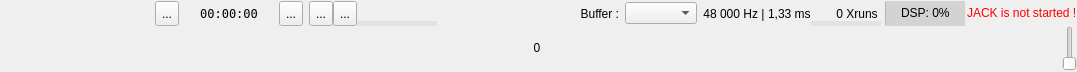
The window that resources/ui/patchbay_tools.ui (Houston4444/HoustonPatchbay) describes before a commit, drawn with Qt 5.
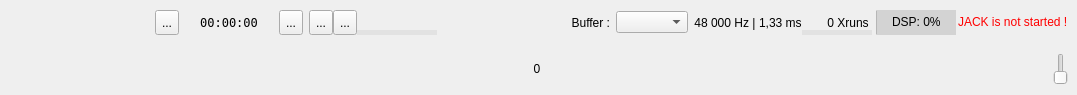
The same window after the commit. Icons and pictures are not drawn. Custom widgets are drawn as their Qt base class.

Commit message: nicer tools widget

The edit to the form file:
```diff
--- a/resources/ui/patchbay_tools.ui
+++ b/resources/ui/patchbay_tools.ui
@@ -34,6 +34,7 @@
     <number>1</number>
    </property>
    <item>
+    <widget class="QFrame" name="frameJack">
     <layout class="QHBoxLayout" name="horizontalLayoutJack">
      <property name="spacing">
       <number>0</number>
@@ -485,8 +486,10 @@
       </widget>
      </item>
     </layout>
+    </widget>
    </item>
    <item>
+    <widget class="QFrame" name="frameCanvas">
     <layout class="QHBoxLayout" name="horizontalLayoutCanvas">
      <property name="spacing">
       <number>0</number>
@@ -559,22 +562,6 @@
        </property>
       </widget>
      </item>
-     <item>
-      <spacer name="horizontalSpacer_10">
-       <property name="orientation">
-        <enum>Qt::Horizontal</enum>
-       </property>
-       <property name="sizeType">
-        <enum>QSizePolicy::Expanding</enum>
-       </property>
-       <property name="sizeHint" stdset="0">
-        <size>
-         <width>40</width>
-         <height>20</height>
-        </size>
-       </property>
-      </spacer>
-     </item>
      <item>
       <widget class="TypeFilterFrame" name="frameTypeFilter">
        <property name="styleSheet">
@@ -588,6 +575,22 @@
        </property>
       </widget>
      </item>
+      <item>
+       <spacer name="horizontalSpacer_10">
+        <property name="orientation">
+         <enum>Qt::Horizontal</enum>
+        </property>
+        <property name="sizeType">
+         <enum>QSizePolicy::Expanding</enum>
+        </property>
+        <property name="sizeHint" stdset="0">
+         <size>
+          <width>40</width>
+          <height>20</height>
+         </size>
+        </property>
+       </spacer>
+      </item>
      <item>
       <spacer name="horizontalSpacer">
        <property name="orientation">
@@ -608,6 +611,7 @@
       <widget class="ZoomSlider" name="sliderZoom"/>
      </item>
     </layout>
+    </widget>
    </item>
   </layout>
  </widget>
```
Lines whose indentation alone changed are shown as unchanged. The commit also changes 1 other file.
